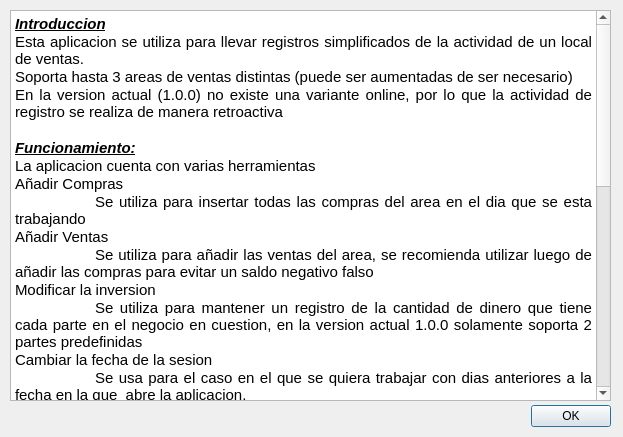
Qt form UI/help_offline.ui (rlothbrock/PyJournal) before a commit.
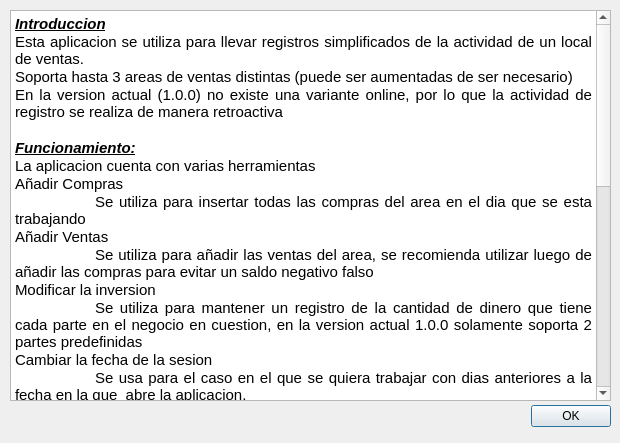
The same form after that commit. Icons and pictures are not drawn.

Patch:
```diff
--- a/UI/help_offline.ui
+++ b/UI/help_offline.ui
@@ -6,8 +6,8 @@
    <rect>
     <x>0</x>
     <y>0</y>
-    <width>623</width>
-    <height>437</height>
+    <width>620</width>
+    <height>443</height>
    </rect>
   </property>
   <property name="windowTitle">
```
